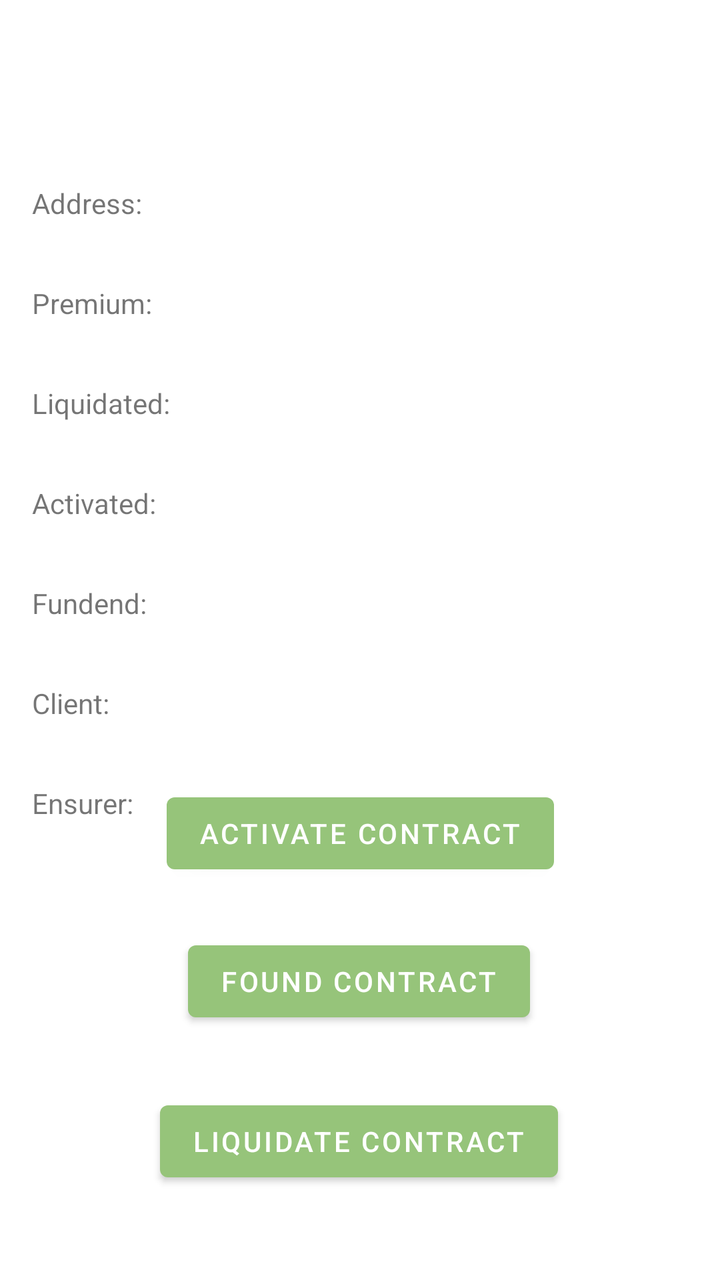
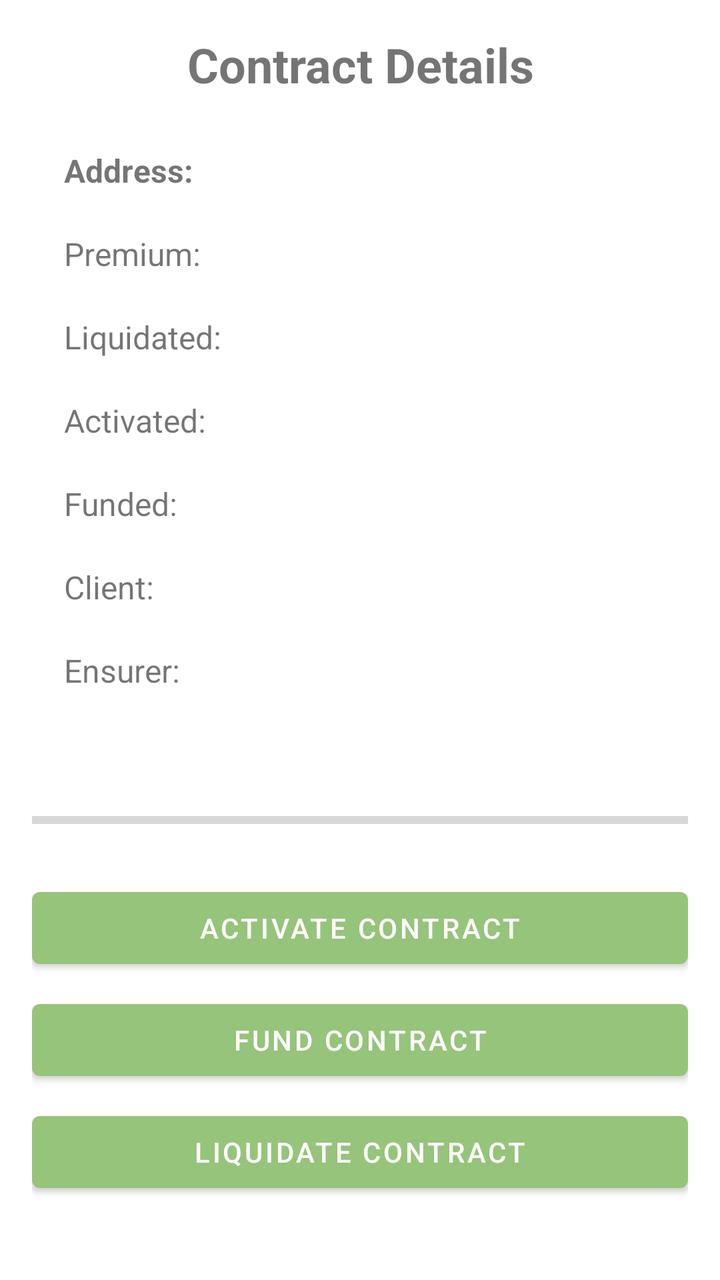

Compare the two renders of this Android layout. The source of the first and the diff that turns it into the second are given below.
<!-- AndroidManifest.xml: application theme Theme.MyApplication -->
<!-- res/layout/contract_details.xml -->
<?xml version="1.0" encoding="utf-8"?>
<androidx.constraintlayout.widget.ConstraintLayout xmlns:android="http://schemas.android.com/apk/res/android"
    xmlns:app="http://schemas.android.com/apk/res-auto"
    xmlns:tools="http://schemas.android.com/tools"
    android:layout_width="match_parent"
    android:layout_height="match_parent">

    <TextView
        android:id="@+id/addressTextView"
        android:layout_width="wrap_content"
        android:layout_height="wrap_content"
        android:layout_marginStart="16dp"
        android:layout_marginTop="92dp"
        android:text="Address:"
        app:layout_constraintStart_toStartOf="parent"
        app:layout_constraintTop_toTopOf="parent" />

    <TextView
        android:id="@+id/premioTextView"
        android:layout_width="wrap_content"
        android:layout_height="wrap_content"
        android:layout_marginStart="16dp"
        android:layout_marginTop="31dp"
        android:text="Premium:"
        app:layout_constraintStart_toStartOf="parent"
        app:layout_constraintTop_toBottomOf="@+id/addressTextView" />

    <TextView
        android:id="@+id/isLiquidatoTextView"
        android:layout_width="wrap_content"
        android:layout_height="wrap_content"
        android:layout_marginStart="16dp"
        android:layout_marginTop="31dp"
        android:text="Liquidated:"
        app:layout_constraintStart_toStartOf="parent"
        app:layout_constraintTop_toBottomOf="@+id/premioTextView" />

    <TextView
        android:id="@+id/isAttivatoTextView"
        android:layout_width="wrap_content"
        android:layout_height="wrap_content"
        android:layout_marginStart="16dp"
        android:layout_marginTop="31dp"
        android:text="Activated:"
        app:layout_constraintStart_toStartOf="parent"
        app:layout_constraintTop_toBottomOf="@+id/isLiquidatoTextView" />

    <TextView
        android:id="@+id/isFundendTextView"
        android:layout_width="wrap_content"
        android:layout_height="wrap_content"
        android:layout_marginStart="16dp"
        android:layout_marginTop="31dp"
        android:text="Fundend:"
        app:layout_constraintStart_toStartOf="parent"
        app:layout_constraintTop_toBottomOf="@+id/isAttivatoTextView" />

    <TextView
        android:id="@+id/addressAssicuratoTextView"
        android:layout_width="wrap_content"
        android:layout_height="wrap_content"
        android:layout_marginStart="16dp"
        android:layout_marginTop="31dp"
        android:text="Client:"
        app:layout_constraintStart_toStartOf="parent"
        app:layout_constraintTop_toBottomOf="@+id/isFundendTextView" />

    <TextView
        android:id="@+id/addressAssicuratoreTextView"
        android:layout_width="wrap_content"
        android:layout_height="wrap_content"
        android:layout_marginStart="16dp"
        android:layout_marginTop="31dp"
        android:text="Ensurer:"
        app:layout_constraintStart_toStartOf="parent"
        app:layout_constraintTop_toBottomOf="@+id/addressAssicuratoTextView" />

    <Button
        android:id="@+id/activateContractbtn"
        android:layout_width="wrap_content"
        android:layout_height="wrap_content"
        android:text="Activate Contract"
        app:layout_constraintBottom_toTopOf="@+id/fundContractbtn"
        app:layout_constraintEnd_toEndOf="parent"
        app:layout_constraintStart_toStartOf="parent"
        app:layout_constraintTop_toBottomOf="@+id/addressAssicuratoreTextView" />

    <Button
        android:id="@+id/fundContractbtn"
        android:layout_width="wrap_content"
        android:layout_height="wrap_content"
        android:layout_marginTop="26dp"
        android:layout_marginBottom="32dp"
        android:text="Found Contract"
        app:layout_constraintBottom_toTopOf="@+id/liquidateContractBtn"
        app:layout_constraintEnd_toEndOf="parent"
        app:layout_constraintHorizontal_bias="0.497"
        app:layout_constraintStart_toStartOf="parent"
        app:layout_constraintTop_toBottomOf="@+id/activateContractbtn" />

    <Button
        android:id="@+id/liquidateContractBtn"
        android:layout_width="wrap_content"
        android:layout_height="wrap_content"
        android:text="Liquidate Contract"
        app:layout_constraintBottom_toTopOf="@+id/progressBarDetail"
        app:layout_constraintEnd_toEndOf="parent"
        app:layout_constraintHorizontal_bias="0.497"
        app:layout_constraintStart_toStartOf="parent"
        app:layout_constraintTop_toBottomOf="@+id/fundContractbtn" />

    <ProgressBar
        android:id="@+id/progressBarDetail"
        style="?android:attr/progressBarStyle"
        android:layout_width="wrap_content"
        android:layout_height="wrap_content"
        android:layout_marginBottom="16dp"
        app:layout_constraintBottom_toBottomOf="parent"
        app:layout_constraintEnd_toEndOf="parent"
        app:layout_constraintStart_toStartOf="parent" />

</androidx.constraintlayout.widget.ConstraintLayout>
<!-- resources referenced by this layout -->
<resources>
  <style name="Theme.MyApplication" parent="Theme.MaterialComponents.DayNight.NoActionBar">
          
          <item name="colorPrimary">@color/clr_primary_a0</item>
          <item name="colorPrimaryVariant">@color/clr_primary_a30</item>
          <item name="colorOnPrimary">@color/clr_light_a0</item>
  
          <item name="colorSecondary">@color/clr_primary_a20</item>
          <item name="colorOnSecondary">@color/clr_dark_a0</item>
  
          
          <item name="android:colorBackground">@color/clr_surface_a0</item>
          <item name="colorSurface">@color/clr_surface_a0</item>
          <item name="colorOnSurface">@color/clr_dark_a0</item>
  
          
          <item name="colorError">#CF6679</item>
          <item name="colorOnError">@color/clr_light_a0</item>
      </style>
  <color name="clr_primary_a0">#96c47a</color>
  <color name="clr_primary_a30">#90ad7d</color>
  <color name="clr_light_a0">#FFFFFF</color>
  <color name="clr_primary_a20">#92b57c</color>
  <color name="clr_dark_a0">#000000</color>
  <color name="clr_surface_a0">#FFFFFF</color>
</resources>

<!-- the commit's change to res/layout/contract_details.xml (unified diff, before → after) -->
@@ -1,122 +1,153 @@
 <?xml version="1.0" encoding="utf-8"?>
-<androidx.constraintlayout.widget.ConstraintLayout xmlns:android="http://schemas.android.com/apk/res/android"
+<androidx.constraintlayout.widget.ConstraintLayout
+    xmlns:android="http://schemas.android.com/apk/res/android"
     xmlns:app="http://schemas.android.com/apk/res-auto"
-    xmlns:tools="http://schemas.android.com/tools"
     android:layout_width="match_parent"
-    android:layout_height="match_parent">
+    android:layout_height="match_parent"
+    android:padding="16dp"
+    android:background="?android:attr/windowBackground">
 
+    
     <TextView
-        android:id="@+id/addressTextView"
-        android:layout_width="wrap_content"
+        android:id="@+id/titleTextView"
+        android:layout_width="0dp"
         android:layout_height="wrap_content"
-        android:layout_marginStart="16dp"
-        android:layout_marginTop="92dp"
-        android:text="Address:"
+        android:text="Contract Details"
+        android:textSize="24sp"
+        android:textStyle="bold"
+        android:gravity="center"
+        app:layout_constraintTop_toTopOf="parent"
         app:layout_constraintStart_toStartOf="parent"
-        app:layout_constraintTop_toTopOf="parent" />
+        app:layout_constraintEnd_toEndOf="parent"/>
 
-    <TextView
-        android:id="@+id/premioTextView"
-        android:layout_width="wrap_content"
+    
+    <LinearLayout
+        android:id="@+id/infoBlock"
+        android:orientation="vertical"
+        android:layout_width="0dp"
         android:layout_height="wrap_content"
-        android:layout_marginStart="16dp"
-        android:layout_marginTop="31dp"
-        android:text="Premium:"
+        android:paddingTop="16dp"
+        android:paddingBottom="16dp"
+        android:elevation="4dp"
+        android:paddingStart="16dp"
+        android:paddingEnd="16dp"
+        app:layout_constraintTop_toBottomOf="@id/titleTextView"
         app:layout_constraintStart_toStartOf="parent"
-        app:layout_constraintTop_toBottomOf="@+id/addressTextView" />
+        app:layout_constraintEnd_toEndOf="parent">
 
-    <TextView
-        android:id="@+id/isLiquidatoTextView"
-        android:layout_width="wrap_content"
+        <TextView
+            android:id="@+id/addressTextView"
+            android:layout_width="wrap_content"
+            android:layout_height="wrap_content"
+            android:layout_marginTop="10dp"
+            android:layout_marginBottom="10dp"
+            android:text="Address:"
+            android:textSize="16sp"
+            android:textStyle="bold"/>
+
+        <TextView
+            android:id="@+id/premioTextView"
+            android:layout_width="wrap_content"
+            android:layout_height="wrap_content"
+            android:layout_marginTop="10dp"
+            android:layout_marginBottom="10dp"
+            android:text="Premium:"
+            android:textSize="16sp"/>
+
+        <TextView
+            android:id="@+id/isLiquidatoTextView"
+            android:layout_width="wrap_content"
+            android:layout_height="wrap_content"
+            android:layout_marginTop="10dp"
+            android:layout_marginBottom="10dp"
+            android:text="Liquidated:"
+            android:textSize="16sp"/>
+
+        <TextView
+            android:id="@+id/isAttivatoTextView"
+            android:layout_width="wrap_content"
+            android:layout_height="wrap_content"
+            android:layout_marginTop="10dp"
+            android:layout_marginBottom="10dp"
+            android:text="Activated:"
+            android:textSize="16sp"/>
+
+        <TextView
+            android:id="@+id/isFundendTextView"
+            android:layout_width="wrap_content"
+            android:layout_height="wrap_content"
+            android:layout_marginTop="10dp"
+            android:layout_marginBottom="10dp"
+            android:text="Funded:"
+            android:textSize="16sp"/>
+
+        <TextView
+            android:id="@+id/addressAssicuratoTextView"
+            android:layout_width="wrap_content"
+            android:layout_height="wrap_content"
+            android:layout_marginTop="10dp"
+            android:layout_marginBottom="10dp"
+            android:text="Client:"
+            android:textSize="16sp"/>
+
+        <TextView
+            android:id="@+id/addressAssicuratoreTextView"
+            android:layout_width="wrap_content"
+            android:layout_height="wrap_content"
+            android:layout_marginTop="10dp"
+            android:layout_marginBottom="10dp"
+            android:text="Ensurer:"
+            android:textSize="16sp"/>
+
+    </LinearLayout>
+
+    
+    <LinearLayout
+        android:id="@+id/buttonBlock"
+        android:orientation="vertical"
+        android:layout_width="0dp"
         android:layout_height="wrap_content"
-        android:layout_marginStart="16dp"
-        android:layout_marginTop="31dp"
-        android:text="Liquidated:"
+        android:gravity="center"
+        android:layout_marginBottom="24dp"
+        app:layout_constraintBottom_toBottomOf="parent"
         app:layout_constraintStart_toStartOf="parent"
-        app:layout_constraintTop_toBottomOf="@+id/premioTextView" />
+        app:layout_constraintEnd_toEndOf="parent">
 
-    <TextView
-        android:id="@+id/isAttivatoTextView"
-        android:layout_width="wrap_content"
-        android:layout_height="wrap_content"
-        android:layout_marginStart="16dp"
-        android:layout_marginTop="31dp"
-        android:text="Activated:"
-        app:layout_constraintStart_toStartOf="parent"
-        app:layout_constraintTop_toBottomOf="@+id/isLiquidatoTextView" />
+        <Button
+            android:id="@+id/activateContractbtn"
+            android:layout_width="match_parent"
+            android:layout_height="wrap_content"
+            android:text="Activate Contract"
+            android:layout_marginTop="8dp"/>
 
-    <TextView
-        android:id="@+id/isFundendTextView"
-        android:layout_width="wrap_content"
-        android:layout_height="wrap_content"
-        android:layout_marginStart="16dp"
-        android:layout_marginTop="31dp"
-        android:text="Fundend:"
-        app:layout_constraintStart_toStartOf="parent"
-        app:layout_constraintTop_toBottomOf="@+id/isAttivatoTextView" />
+        <Button
+            android:id="@+id/fundContractbtn"
+            android:layout_width="match_parent"
+            android:layout_height="wrap_content"
+            android:text="Fund Contract"
+            android:layout_marginTop="8dp"/>
 
-    <TextView
-        android:id="@+id/addressAssicuratoTextView"
-        android:layout_width="wrap_content"
-        android:layout_height="wrap_content"
-        android:layout_marginStart="16dp"
-        android:layout_marginTop="31dp"
-        android:text="Client:"
-        app:layout_constraintStart_toStartOf="parent"
-        app:layout_constraintTop_toBottomOf="@+id/isFundendTextView" />
+        <Button
+            android:id="@+id/liquidateContractBtn"
+            android:layout_width="match_parent"
+            android:layout_height="wrap_content"
+            android:text="Liquidate Contract"
+            android:layout_marginTop="8dp"/>
 
-    <TextView
-        android:id="@+id/addressAssicuratoreTextView"
-        android:layout_width="wrap_content"
-        android:layout_height="wrap_content"
-        android:layout_marginStart="16dp"
-        android:layout_marginTop="31dp"
-        android:text="Ensurer:"
-        app:layout_constraintStart_toStartOf="parent"
-        app:layout_constraintTop_toBottomOf="@+id/addressAssicuratoTextView" />
+    </LinearLayout>
 
-    <Button
-        android:id="@+id/activateContractbtn"
-        android:layout_width="wrap_content"
-        android:layout_height="wrap_content"
-        android:text="Activate Contract"
-        app:layout_constraintBottom_toTopOf="@+id/fundContractbtn"
-        app:layout_constraintEnd_toEndOf="parent"
-        app:layout_constraintStart_toStartOf="parent"
-        app:layout_constraintTop_toBottomOf="@+id/addressAssicuratoreTextView" />
-
-    <Button
-        android:id="@+id/fundContractbtn"
-        android:layout_width="wrap_content"
-        android:layout_height="wrap_content"
-        android:layout_marginTop="26dp"
-        android:layout_marginBottom="32dp"
-        android:text="Found Contract"
-        app:layout_constraintBottom_toTopOf="@+id/liquidateContractBtn"
-        app:layout_constraintEnd_toEndOf="parent"
-        app:layout_constraintHorizontal_bias="0.497"
-        app:layout_constraintStart_toStartOf="parent"
-        app:layout_constraintTop_toBottomOf="@+id/activateContractbtn" />
-
-    <Button
-        android:id="@+id/liquidateContractBtn"
-        android:layout_width="wrap_content"
-        android:layout_height="wrap_content"
-        android:text="Liquidate Contract"
-        app:layout_constraintBottom_toTopOf="@+id/progressBarDetail"
-        app:layout_constraintEnd_toEndOf="parent"
-        app:layout_constraintHorizontal_bias="0.497"
-        app:layout_constraintStart_toStartOf="parent"
-        app:layout_constraintTop_toBottomOf="@+id/fundContractbtn" />
-
+    
     <ProgressBar
         android:id="@+id/progressBarDetail"
-        style="?android:attr/progressBarStyle"
-        android:layout_width="wrap_content"
-        android:layout_height="wrap_content"
-        android:layout_marginBottom="16dp"
-        app:layout_constraintBottom_toBottomOf="parent"
+        style="?android:attr/progressBarStyleHorizontal"
+        android:layout_width="0dp"
+        android:layout_height="8dp"
+        android:layout_marginTop="16dp"
+        android:indeterminate="false"
+        android:progress="0"
+        android:progressTint="@color/clr_primary_a10"
+        app:layout_constraintTop_toBottomOf="@id/infoBlock"
+        app:layout_constraintStart_toStartOf="parent"
         app:layout_constraintEnd_toEndOf="parent"
-        app:layout_constraintStart_toStartOf="parent" />
-
+        app:layout_constraintBottom_toTopOf="@id/buttonBlock"/>
 </androidx.constraintlayout.widget.ConstraintLayout>
<!-- resource entries referenced after the edit -->
@@ -1,5 +1,6 @@
 <!-- resources referenced by this layout -->
 <resources>
+  <color name="clr_primary_a10">#94bc7b</color>
   <style name="Theme.MyApplication" parent="Theme.MaterialComponents.DayNight.NoActionBar">
           
           <item name="colorPrimary">@color/clr_primary_a0</item>
